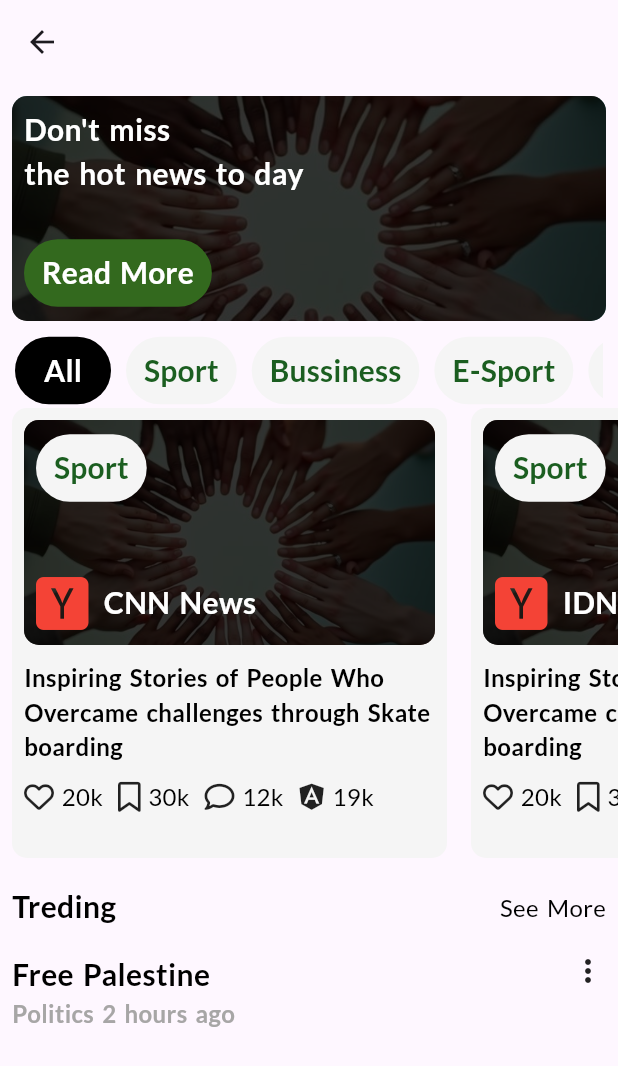
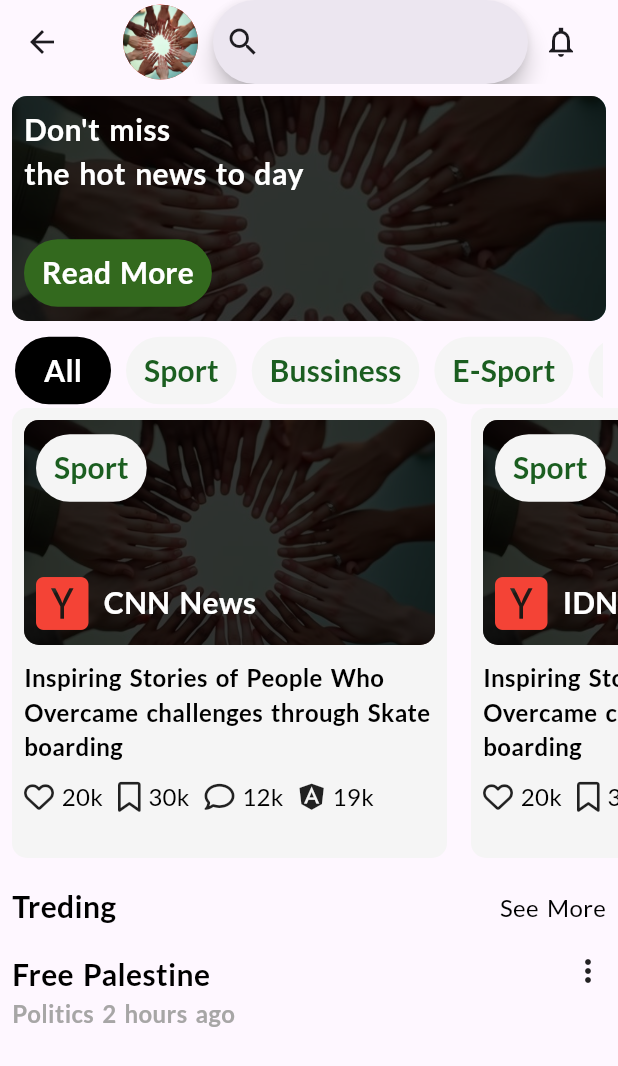
Before and after one commit to TWARIQABDUL/connect_app, a Flutter app: the HomePage screen opened by its route, on a phone screen of 412 x 824 dp. Shown: the top 1066 px of the screen. Run offline on Flutter 3.47's test engine with Material 3 defaults, Android fonts, the phone set to English and light mode, and no system bars; our stand-ins replace flutter_form_builder, font_awesome_flutter, get, google_fonts.

Commit message:
[Feature] Added serch bar

```diff
--- a/lib/main.dart
+++ b/lib/main.dart
@@ -1,3 +1,4 @@
+// import 'package:connect/contr0ller/newscontroller.dart';
 import 'package:connect/pages/forget_pwd.dart';
 import 'package:connect/pages/home.dart';
 import 'package:connect/pages/landingpage.dart';
--- a/lib/pages/home.dart
+++ b/lib/pages/home.dart
@@ -10,10 +10,42 @@ class HomePage extends GetView {
   @override
   Widget build(BuildContext context) {
     return Scaffold(
-      appBar: AppBar(actions: [
+      appBar: AppBar(
+        title: Padding(
+          padding: const EdgeInsets.all(10.0),
+          child: Row(
+            spacing: 10,
+            // Important for fitting inside AppBar
+            children: [
+              Container(
+                decoration: BoxDecoration(
+                  borderRadius: BorderRadius.circular(50),
+                  color: Colors.red,
+                ),
+                height: 50,
+                width: 50,
+                child: ClipOval(
+                  child: Image.asset('images/tgth.jpeg', fit: BoxFit.cover),
+                ),
+              ),
 
-        ],
+              Expanded(
+                child: SearchBar(
+                  leading: Icon(Icons.search),
+                  onTapOutside: (event) {
+                    // print("you can exit keyboard");
+                  },
+                ),
+              ),
+              Icon(
+              Icons.notifications_none_sharp
+              )
+
+            ],
+          ),
+        ),
       ),
+
       body: ListView(
         children: [
           Padding(
--- a/lib/widgets/custom_widget.dart
+++ b/lib/widgets/custom_widget.dart
@@ -109,9 +109,7 @@ class CustomButton extends GetView {
   });
   @override
   Widget build(BuildContext context) {
-    return Row(
-      children: [
-        TextButton(
+    return TextButton(
           style: TextButton.styleFrom(
             backgroundColor: backGroundColor ?? Color(0XFF33691E),
             // foregroundColor: Colors.red
@@ -137,8 +135,7 @@ class CustomButton extends GetView {
               ),
             ],
           ),
-        ),
-      ],
+
     );
   }
 }
@@ -219,7 +216,11 @@ class WidgetActions extends GetView {
               ),
               // bottom Column
               Column(children: [
-                  butons??SizedBox(),
+                  Row(
+                    children: [
+                      butons??SizedBox(),
+                    ],
+                  ),
                   windowsAction?? SizedBox()
                 ],
               ),
```
Also changed, not shown: lib/model/newsModel.dart (added, +31 -0 lines), lib/pages/welcomepage.dart (+7 -6 lines).
